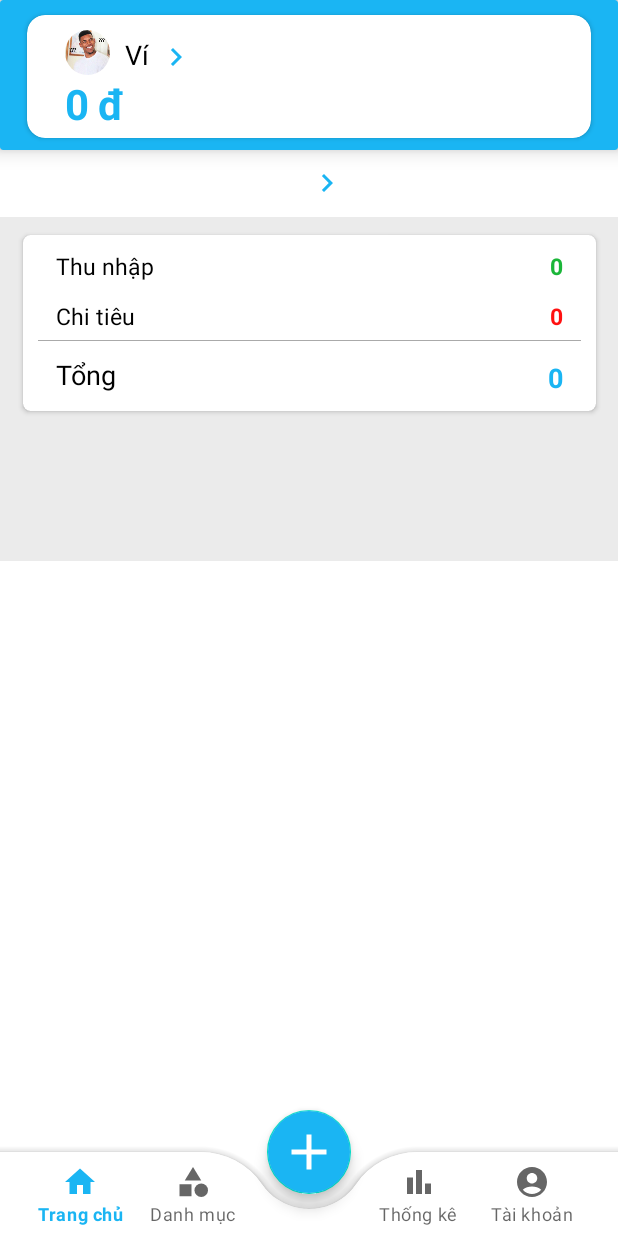
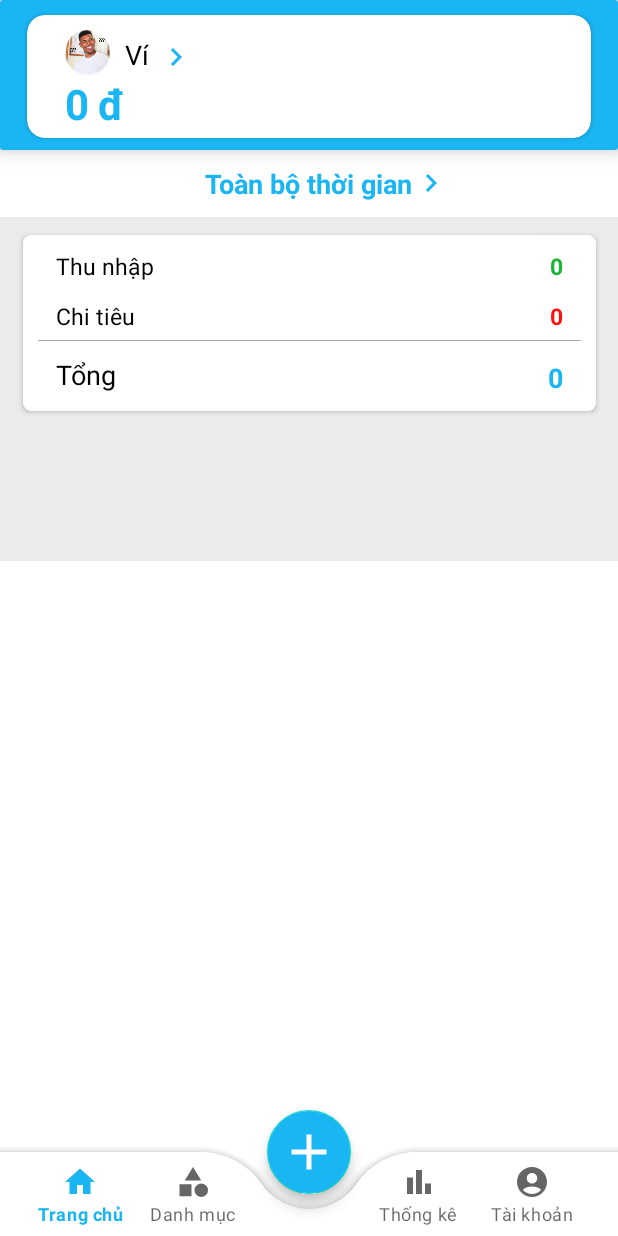
Before and after one commit to launa23/UI-Fina-mana, an Android app: the screen it shows after launch (MainActivity), on a phone screen of 412 x 824 dp. Run offline under Robolectric (Android 15) with nearby library versions, the phone set to English and light mode, and no system bars; our stand-ins replace CircleImageView; network calls fail.

Commit message:
v2.0: Fixxxxxxx...

```diff
--- a/app/src/main/java/com/project/financemanager/HomeFragment.java
+++ b/app/src/main/java/com/project/financemanager/HomeFragment.java
@@ -130,7 +130,7 @@ public class HomeFragment extends Fragment {
         long idWallet = sharedPreferences.getLong("idWallet", 0);
         int month = sharedPreferences.getInt("month", 0);
         int year = sharedPreferences.getInt("year", 0);
-        String titleMonthAndYear = sharedPreferences.getString("titleMonthAndYear", "");
+        String titleMonthAndYear = sharedPreferences.getString("titleMonthAndYear", "Toàn bộ thời gian");
         txtChoosenMonth.setText(titleMonthAndYear);
         if (idWallet != 0){
             ApiService.apiService.getWalletById(idWallet).enqueue(new Callback<Wallet>() {
@@ -159,7 +159,7 @@ public class HomeFragment extends Fragment {
             });
         }
         else {
-            ApiService.apiService.getWalletById(1).enqueue(new Callback<Wallet>() {
+            ApiService.apiService.getFirstWallet().enqueue(new Callback<Wallet>() {
                 @Override
                 public void onResponse(Call<Wallet> call, Response<Wallet> response) {
                     Wallet wallet = response.body();
--- a/app/src/main/java/com/project/financemanager/api/ApiService.java
+++ b/app/src/main/java/com/project/financemanager/api/ApiService.java
@@ -47,6 +47,9 @@ public interface ApiService {
     @GET("wallet/mine")
     Call<List<Wallet>> getAllMyWallet();
 
+    @GET("wallet/first")
+    Call<Wallet> getFirstWallet();
+
     @GET("categories/outcome")
     Call<List<Category>> getAllOutcomeCategories();
 
```
Also changed, not shown: app/src/main/res/layout/fragment_category.xml (+1 -8 lines).
